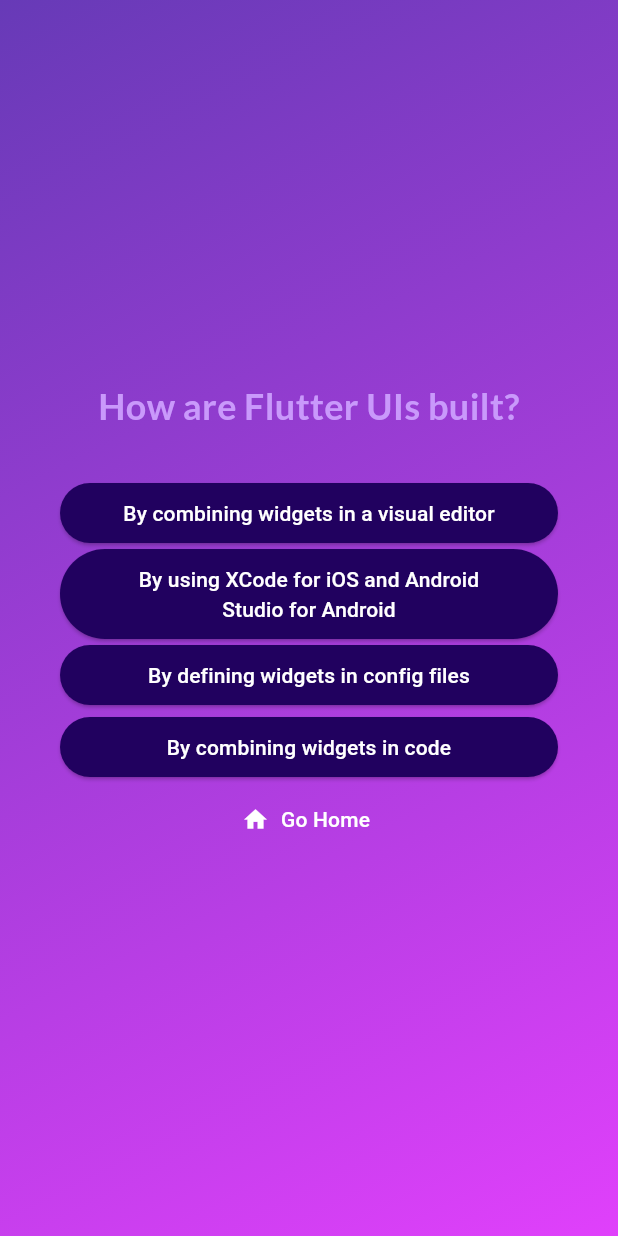
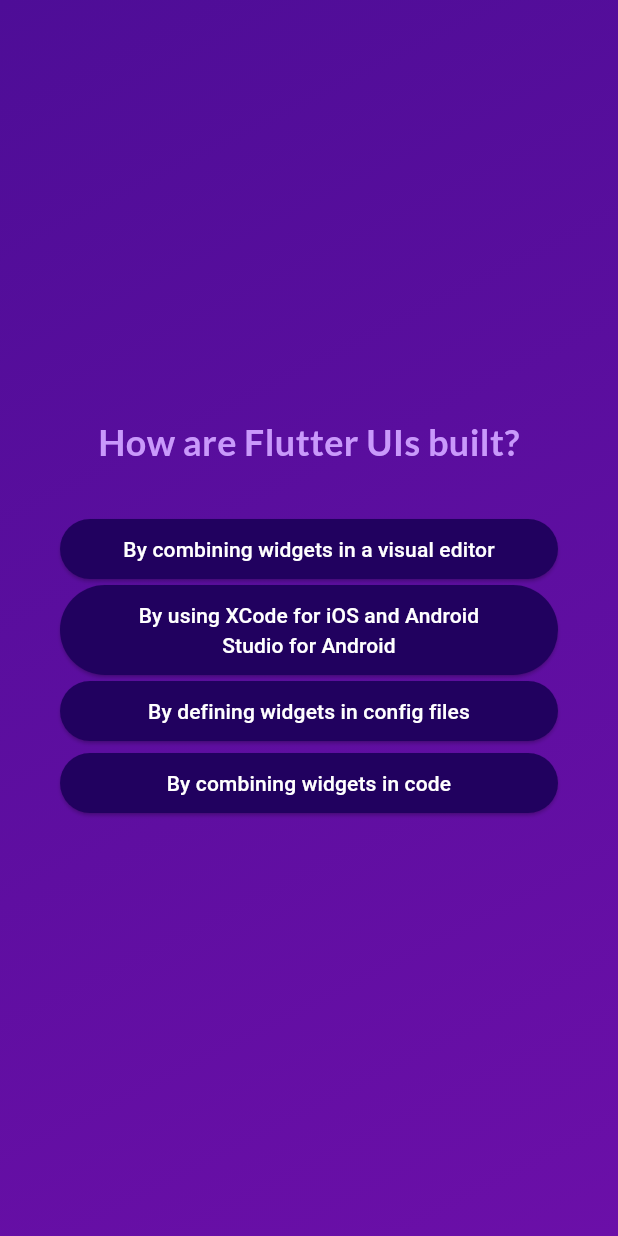
Before and after one commit to yaroslavsolokha/quiz, a Flutter app: the screen it shows after launch, after a tap on "Start Quiz", after a tap on "Components", on a phone screen of 412 x 824 dp. Run offline on Flutter 3.47's test engine with Material 3 defaults, Android fonts, the phone set to English and light mode, and no system bars; our stand-ins replace google_fonts.

```diff
--- a/lib/questions_screen.dart
+++ b/lib/questions_screen.dart
@@ -7,34 +7,31 @@ class QuestionsScreen extends StatefulWidget {
   const QuestionsScreen({
     super.key,
     required this.onSelectAnswer,
-    required this.onHome,
   });
 
   final void Function(String answer) onSelectAnswer;
-  final void Function() onHome;
 
   @override
   State<QuestionsScreen> createState() {
-    return _QueztionsState();
+    return _QuestionsScreenState();
   }
 }
 
-class _QueztionsState extends State<QuestionsScreen> {
+class _QuestionsScreenState extends State<QuestionsScreen> {
   var currentQuestionIndex = 0;
 
   void answerQuestion(String selectedAnswer) {
     widget.onSelectAnswer(selectedAnswer);
-    //currentQuestionIndex = currentQuestionIndex + 1;
-    //currentQuestionIndex += 1;
-
+    // currentQuestionIndex = currentQuestionIndex + 1;
+    // currentQuestionIndex += 1;
     setState(() {
-      currentQuestionIndex++;
+      currentQuestionIndex++; // increments the value by 1
     });
   }
 
   @override
-  Widget build(BuildContext context) {
-    var currentQuestion = questions[currentQuestionIndex];
+  Widget build(context) {
+    final currentQuestion = questions[currentQuestionIndex];
 
     return SizedBox(
       width: double.infinity,
@@ -61,15 +58,7 @@ class _QueztionsState extends State<QuestionsScreen> {
                   answerQuestion(answer);
                 },
               );
-            }),
-            TextButton.icon(
-              onPressed: widget.onHome,
-              style: TextButton.styleFrom(
-                foregroundColor: Colors.white,
-              ),
-              icon: const Icon(Icons.home),
-              label: const Text('Go Home'),
-            )
+            })
           ],
         ),
       ),
--- a/lib/quiz.dart
+++ b/lib/quiz.dart
@@ -14,55 +14,45 @@ class Quiz extends StatefulWidget {
 }
 
 class _QuizState extends State<Quiz> {
-  List<String> selectedAnswers = [];
-  var activeScreen = 'start-screen';
+  List<String> _selectedAnswers = [];
+  var _activeScreen = 'start-screen';
 
-  void switchScreen() {
+  void _switchScreen() {
     setState(() {
-      activeScreen = 'questions-screen';
+      _activeScreen = 'questions-screen';
     });
+  }
+
+  void _chooseAnswer(String answer) {
+    _selectedAnswers.add(answer);
+
+    if (_selectedAnswers.length == questions.length) {
+      setState(() {
+        _activeScreen = 'results-screen';
+      });
+    }
   }
 
   void restartQuiz() {
     setState(() {
-      selectedAnswers = [];
-      activeScreen = 'questions-screen';
+      _activeScreen = 'questions-screen';
     });
   }
 
-  void homePage() {
-    setState(() {
-      selectedAnswers = [];
-      activeScreen = 'start-screen';
-    });
-  }
+  @override
+  Widget build(context) {
+    Widget screenWidget = StartScreen(_switchScreen);
 
-  void chooseAnswer(String answer) {
-    selectedAnswers.add(answer);
-
-    if (selectedAnswers.length == questions.length) {
-      setState(() {
-        activeScreen = 'results-screen';
-      });
-    }
-  }
-
-  @override
-  Widget build(BuildContext context) {
-    Widget screenWidget = StartScreen(switchScreen);
-
-    if (activeScreen == 'questions-screen') {
+    if (_activeScreen == 'questions-screen') {
       screenWidget = QuestionsScreen(
-        onSelectAnswer: chooseAnswer,
-        onHome: homePage,
+        onSelectAnswer: _chooseAnswer,
       );
     }
 
-    if (activeScreen == 'results-screen') {
+    if (_activeScreen == 'results-screen') {
       screenWidget = ResultsScreen(
-        chosenAnswers: selectedAnswers,
+        chosenAnswers: _selectedAnswers,
         onRestart: restartQuiz,
-        onHome: homePage,
       );
     }
 
@@ -72,8 +62,8 @@ class _QuizState extends State<Quiz> {
           decoration: const BoxDecoration(
             gradient: LinearGradient(
               colors: [
-                Colors.deepPurple,
-                Colors.purpleAccent,
+                Color.fromARGB(255, 78, 13, 151),
+                Color.fromARGB(255, 107, 15, 168),
               ],
               begin: Alignment.topLeft,
               end: Alignment.bottomRight,
--- a/lib/start_screen.dart
+++ b/lib/start_screen.dart
@@ -7,7 +7,7 @@ class StartScreen extends StatelessWidget {
   final void Function() startQuiz;
 
   @override
-  Widget build(BuildContext context) {
+  Widget build(context) {
     return Center(
       child: Column(
         mainAxisSize: MainAxisSize.min,
@@ -15,13 +15,20 @@ class StartScreen extends StatelessWidget {
           Image.asset(
             'assets/images/quiz-logo.png',
             width: 300,
-            color: const Color.fromARGB(39, 245, 244, 244),
+            color: const Color.fromARGB(150, 255, 255, 255),
           ),
+          // Opacity(
+          //   opacity: 0.6,
+          //   child: Image.asset(
+          //     'assets/images/quiz-logo.png',
+          //     width: 300,
+          //   ),
+          // ),
           const SizedBox(height: 80),
           Text(
             'Learn Flutter the fun way!',
             style: GoogleFonts.lato(
-              color: Colors.white,
+              color: const Color.fromARGB(255, 237, 223, 252),
               fontSize: 24,
             ),
           ),
```
Also changed, not shown: lib/answer_button.dart (+7 -2 lines), lib/questions_summary/question_identifier.dart (+4 -3 lines), lib/questions_summary/questions_summary.dart (+6 -4 lines), lib/questions_summary/summary_item.dart (+18 -14 lines), lib/results_screen.dart (+17 -25 lines).
